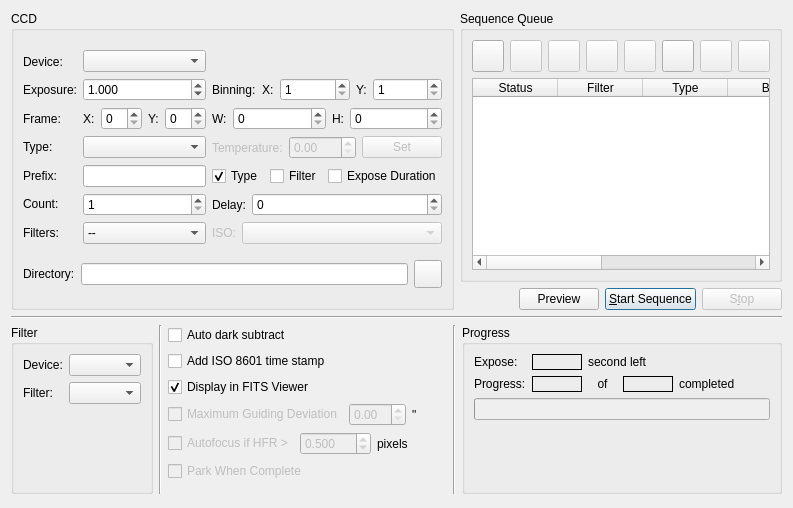
Before: the Qt Designer form kstars/ekos/capture.ui in KDE/kstars, drawn with Qt 5.
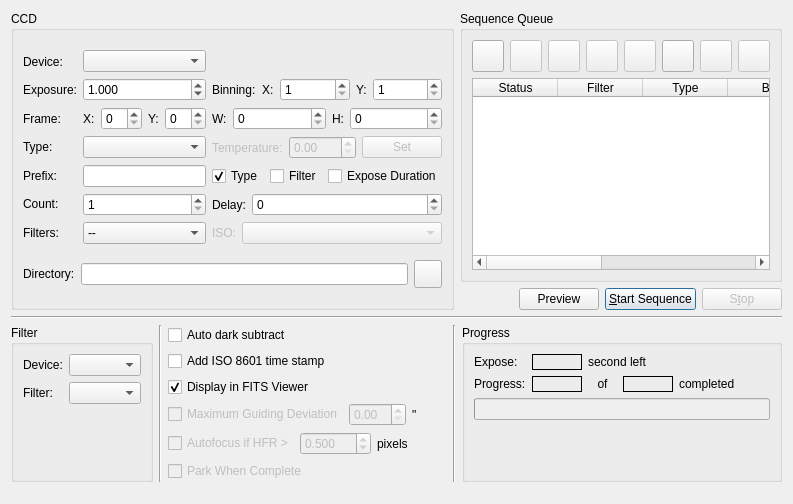
After: the same form once the commit is applied.

Commit message: Attempt to make the Ekos UI more laptop friendly

```diff
--- a/kstars/ekos/capture.ui
+++ b/kstars/ekos/capture.ui
@@ -6,8 +6,8 @@
    <rect>
     <x>0</x>
     <y>0</y>
-    <width>786</width>
-    <height>508</height>
+    <width>766</width>
+    <height>504</height>
    </rect>
   </property>
   <layout class="QVBoxLayout" name="verticalLayout_10">
@@ -998,7 +998,7 @@
           <property name="sizeHint" stdset="0">
            <size>
             <width>20</width>
-            <height>6</height>
+            <height>1</height>
            </size>
           </property>
          </spacer>
@@ -1176,7 +1176,7 @@
          <property name="sizeHint" stdset="0">
           <size>
            <width>279</width>
-           <height>13</height>
+           <height>1</height>
           </size>
          </property>
         </spacer>
@@ -1341,7 +1341,7 @@
             <property name="sizeHint" stdset="0">
              <size>
               <width>20</width>
-              <height>40</height>
+              <height>1</height>
              </size>
             </property>
            </spacer>
@@ -1361,7 +1361,7 @@
      <property name="sizeHint" stdset="0">
       <size>
        <width>20</width>
-       <height>0</height>
+       <height>1</height>
       </size>
      </property>
     </spacer>
```
The commit also changes 5 other files.
